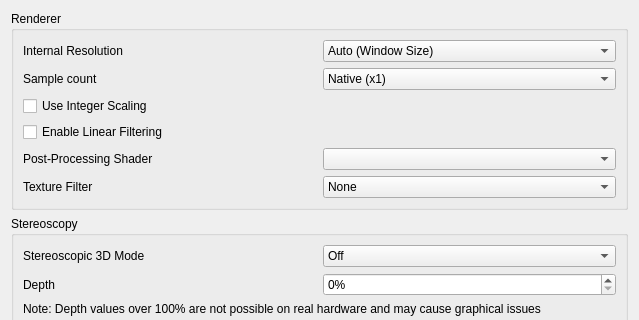
azahar-emu/azahar, file src/citra_qt/configuration/configure_enhancements.ui: the form before one commit; both pictures show x 0 to 639 and y 0 to 320 of the 639 by 950 pixel window.
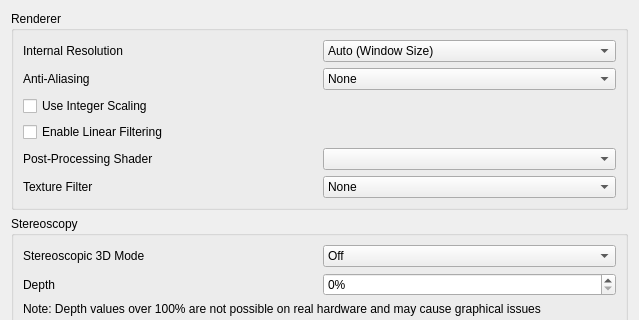
The form after the commit.

Commit message:
config: Refactor `sample_count` to `antialiasing` setting
Intended to allow for other anti-aliasing methods to be introduced

Diff of the .ui file:
```diff
--- a/src/citra_qt/configuration/configure_enhancements.ui
+++ b/src/citra_qt/configuration/configure_enhancements.ui
@@ -168,7 +168,7 @@
          <item>
           <widget class="QLabel" name="sample_count_label">
            <property name="text">
-            <string>Sample count</string>
+            <string>Anti-Aliasing</string>
            </property>
           </widget>
          </item>
@@ -176,7 +176,7 @@
           <widget class="QComboBox" name="sample_count_combobox">
            <item>
             <property name="text">
-             <string>Native (x1)</string>
+             <string>None</string>
             </property>
            </item>
            <item>
```
Left out of the diff: 12 changed lines with no effect on the pictures. The commit also changes 8 other files.
